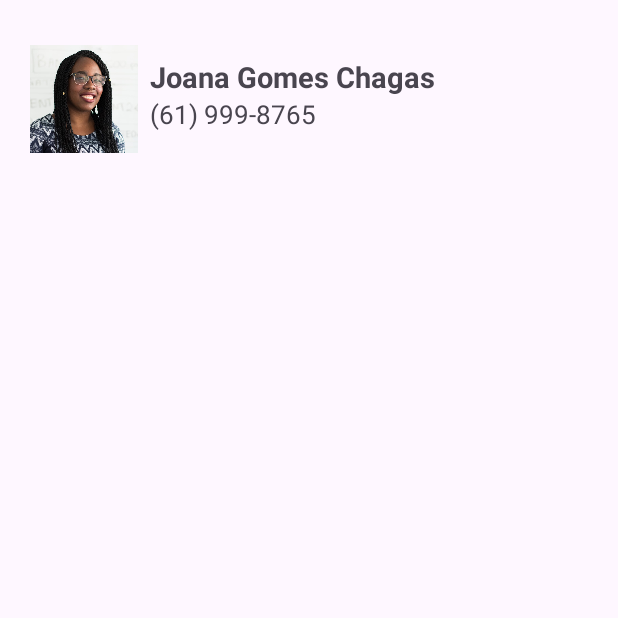
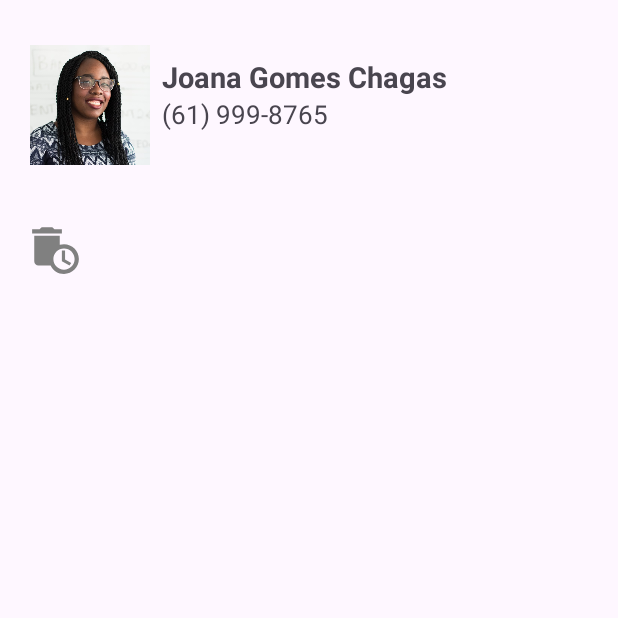
Before and after one commit to maumauriciog/recyclerview, an Android app: the screen it shows after launch (ContactDetail), after a tap on "Joana Gomes Chagas", on a phone screen of 412 x 824 dp, the top half of it. Run offline under Robolectric (Android 15) with nearby library versions, the phone set to English and light mode, and no system bars.

Commit message:
Change adapter 2.7 (change class ActivityMain.kt)

```diff
--- a/app/src/main/res/layout/activity_contact_detail.xml
+++ b/app/src/main/res/layout/activity_contact_detail.xml
@@ -10,8 +10,8 @@
 
     <ImageView
         android:id="@+id/iv_imageResult"
-        android:layout_width="72dp"
-        android:layout_height="72dp"
+        android:layout_width="80dp"
+        android:layout_height="80dp"
         android:layout_marginTop="30sp"
         android:layout_marginStart="20sp"
         app:layout_constraintStart_toStartOf="parent"
@@ -38,5 +38,17 @@
         app:layout_constraintStart_toStartOf="@+id/tv_nameResult"
         app:layout_constraintTop_toBottomOf="@+id/tv_nameResult" />
 
+    <ImageView
+        android:id="@+id/iv_Trash"
+        android:layout_width="34dp"
+        android:layout_height="34dp"
+        android:layout_marginTop="40dp"
+        android:contentDescription="@null"
+        android:src="@drawable/baseline_auto_delete_24"
+        app:layout_constraintStart_toStartOf="@id/iv_imageResult"
+        app:layout_constraintTop_toBottomOf="@id/iv_imageResult" />
+
+
+
 
 </androidx.constraintlayout.widget.ConstraintLayout>
```
